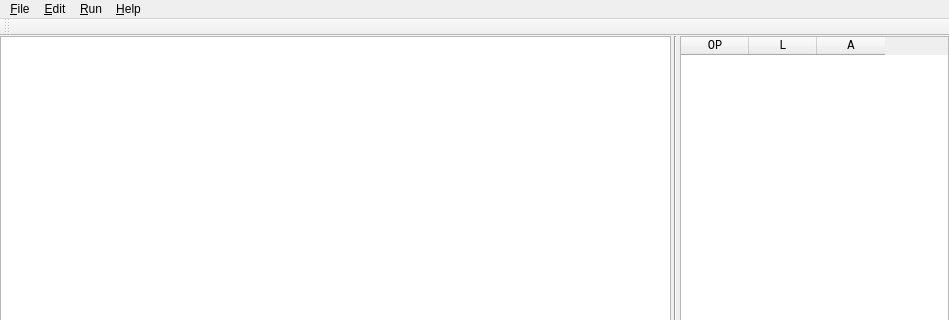
happen2me/PL0Compiler-Qt, file Pl0CompilerQt/Pl0CompilerQt.ui: the form before one commit; both pictures show x 0 to 949 and y 0 to 320 of the 949 by 714 pixel window.
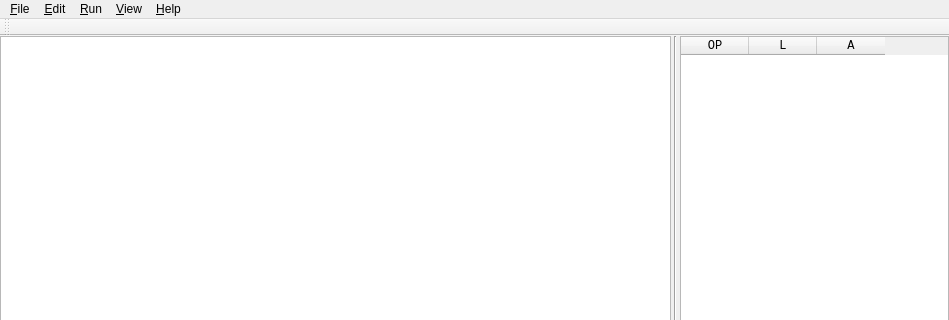
The form after the commit.

```diff
--- a/Pl0CompilerQt/Pl0CompilerQt.ui
+++ b/Pl0CompilerQt/Pl0CompilerQt.ui
@@ -163,9 +163,16 @@
     </property>
     <addaction name="action_About"/>
    </widget>
+   <widget class="QMenu" name="menu_View">
+    <property name="title">
+     <string>&amp;View</string>
+    </property>
+    <addaction name="action_Show_Symbol_Table"/>
+   </widget>
    <addaction name="menu_File"/>
    <addaction name="menu_Edit"/>
    <addaction name="menu_Run"/>
+   <addaction name="menu_View"/>
    <addaction name="menu_Help"/>
   </widget>
   <widget class="QToolBar" name="mainToolBar">
```
Left out of the diff: 22 changed lines with no effect on the pictures.
